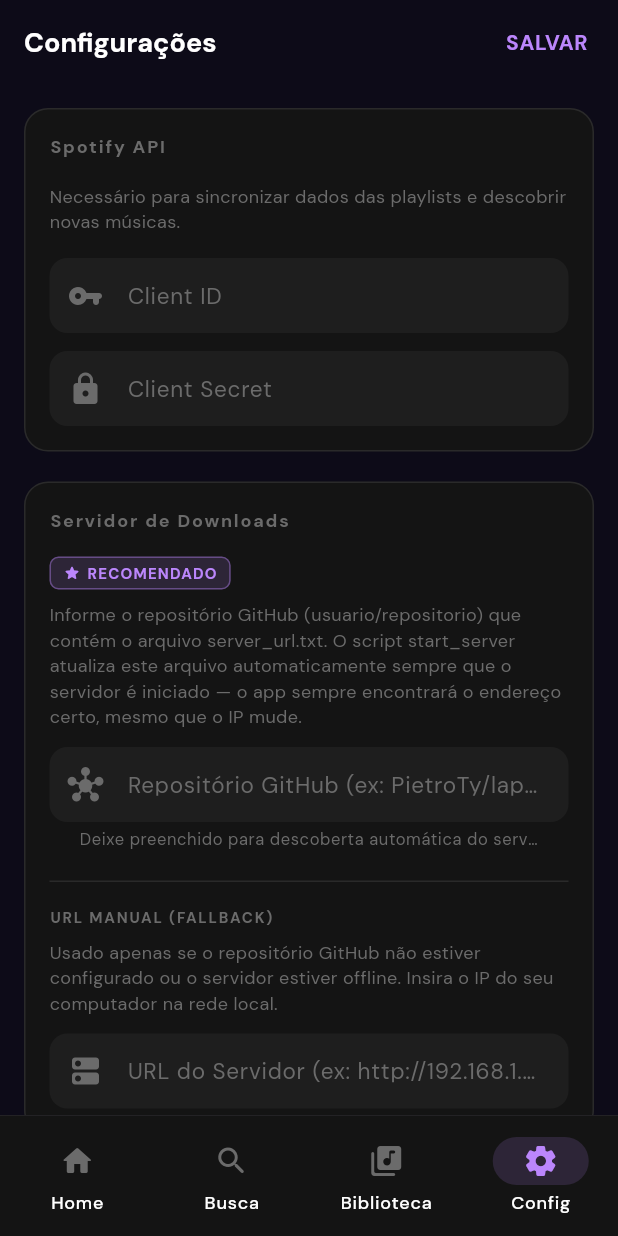
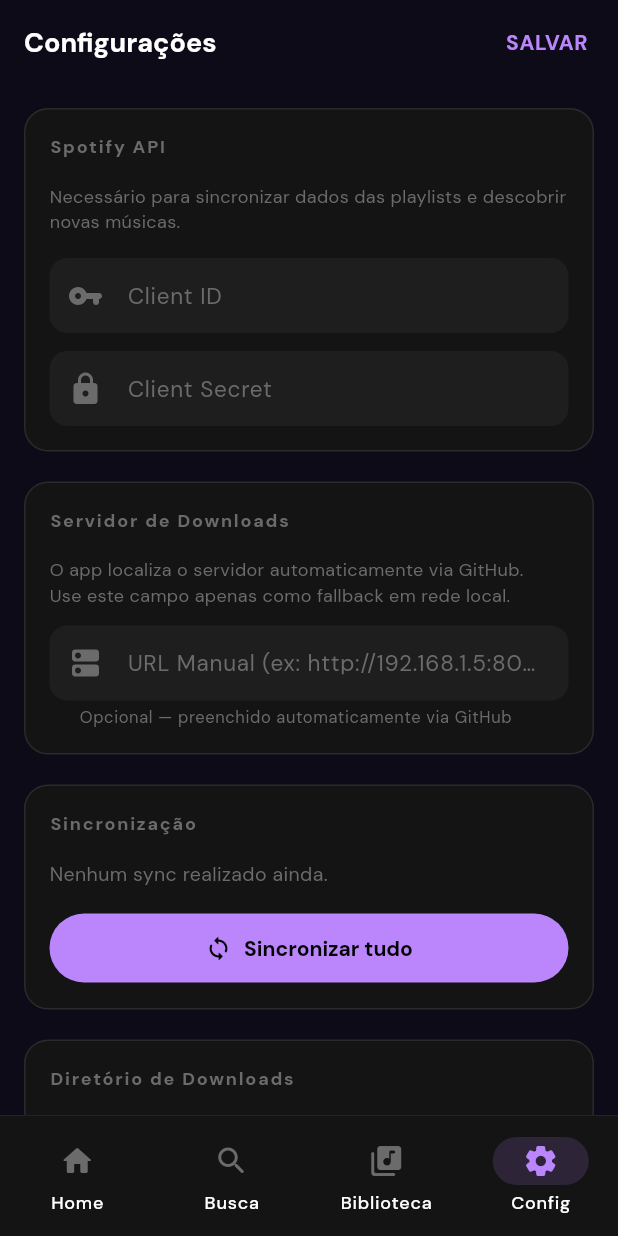
Before and after one commit to PietroTy/laplayer, a Flutter app: the SettingsScreen screen opened by its route, on a phone screen of 412 x 824 dp. Run offline on Flutter 3.47's test engine with Material 3 defaults, Android fonts, the phone set to English and light mode, and no system bars; our stand-ins replace audio_service, cached_network_image, dio, file_picker, flutter_riverpod, go_router and 6 more; accounts and stored records are empty.

Commit message:
refactor: hardcoda repositório GitHub PietroTy/laplayer
- server_downloader.dart: github_repo fixo no código, sem leitura de SharedPreferences
- settings_screen.dart: remove campo editável de repositório GitHub
  mantém apenas campo de URL manual como fallback

```diff
--- a/mobile/lib/data/services/server_downloader.dart
+++ b/mobile/lib/data/services/server_downloader.dart
@@ -19,12 +19,12 @@
   }) async {
     onProgress("Solicitando ao servidor...", 0.1);
 
+    const githubRepo = 'PietroTy/laplayer';
+
     try {
       final prefs = await SharedPreferences.getInstance();
 
       // ── 1. Método principal: GitHub auto-discovery ──────────────────────
-      final githubRepo = prefs.getString('github_repo')?.trim() ?? '';
-      if (githubRepo.isNotEmpty) {
       onProgress("Localizando servidor via GitHub...", 0.05);
       try {
         final tempDio = Dio(BaseOptions(connectTimeout: const Duration(seconds: 5)));
@@ -40,15 +40,14 @@
       } catch (e) {
         print("[ServerDownloader] GitHub indisponível, usando URL em cache: $e");
       }
-      }
 
       // ── 2. Método fallback: URL manual / cache ──────────────────────────
       var serverUrl = prefs.getString('server_url')?.trim() ?? '';
 
       if (serverUrl.isEmpty) {
         throw Exception(
-          'Nenhum servidor configurado.\n'
-          'Informe o repositório GitHub ou a URL manual nas Configurações.',
+          'Servidor temporariamente indisponível.\n'
+          'Verifique se o servidor está rodando e tente novamente.',
         );
       }
 
--- a/mobile/lib/screens/settings_screen.dart
+++ b/mobile/lib/screens/settings_screen.dart
@@ -25,7 +25,6 @@
   final _spotifySecretCtrl = TextEditingController();
   final _downloadDirCtrl = TextEditingController();
   final _serverUrlCtrl = TextEditingController();
-  final _githubRepoCtrl = TextEditingController();
 
   @override
   void initState() {
@@ -45,7 +44,6 @@
       _downloadDirCtrl.text = await AppConstants.getDefaultMusicDirectory();
     }
     _serverUrlCtrl.text = prefs.getString('server_url') ?? '';
-    _githubRepoCtrl.text = prefs.getString('github_repo') ?? '';
     setState(() {});
   }
 
@@ -242,7 +240,6 @@
     await prefs.setString('spotify_client_id', _spotifyIdCtrl.text.trim());
     await prefs.setString('spotify_client_secret', _spotifySecretCtrl.text.trim());
     await prefs.setString('server_url', _serverUrlCtrl.text.trim());
-    await prefs.setString('github_repo', _githubRepoCtrl.text.trim());
     if (mounted) {
       ScaffoldMessenger.of(context).showSnackBar(
         SnackBar(
@@ -316,68 +313,9 @@
             child: Column(
               crossAxisAlignment: CrossAxisAlignment.start,
               children: [
-                // ── Método Principal: GitHub Auto-Discovery ──────────────
-                Row(
-                  children: [
-                    Container(
-                      padding: const EdgeInsets.symmetric(horizontal: 8, vertical: 3),
-                      decoration: BoxDecoration(
-                        color: AppColors.accent.withOpacity(0.15),
-                        borderRadius: BorderRadius.circular(6),
-                        border: Border.all(color: AppColors.accent.withOpacity(0.4)),
-                      ),
-                      child: Row(
-                        mainAxisSize: MainAxisSize.min,
-                        children: [
-                          Icon(Icons.star_rounded, color: AppColors.accent, size: 12),
-                          const SizedBox(width: 4),
-                          Text(
-                            'RECOMENDADO',
-                            style: TextStyle(
-                              color: AppColors.accent,
-                              fontSize: 10,
-                              fontWeight: FontWeight.bold,
-                              letterSpacing: 0.8,
-                            ),
-                          ),
-                        ],
-                      ),
-                    ),
-                  ],
-                ),
-                const SizedBox(height: 8),
+                // ── URL Manual (fallback) ────────────────────────────────
                 const Text(
-                  'Informe o repositório GitHub (usuario/repositorio) que contém o arquivo server_url.txt. O script start_server atualiza este arquivo automaticamente sempre que o servidor é iniciado — o app sempre encontrará o endereço certo, mesmo que o IP mude.',
-                  style: TextStyle(color: AppColors.textMuted, fontSize: 12),
-                ),
-                const SizedBox(height: 12),
-                TextField(
-                  controller: _githubRepoCtrl,
-                  style: const TextStyle(color: AppColors.textPrimary),
-                  decoration: const InputDecoration(
-                    labelText: 'Repositório GitHub (ex: PietroTy/laplayer)',
-                    labelStyle: TextStyle(color: AppColors.textMuted),
-                    prefixIcon: Icon(Icons.hub_rounded, color: AppColors.textMuted),
-                    helperText: 'Deixe preenchido para descoberta automática do servidor',
-                    helperStyle: TextStyle(color: AppColors.textMuted, fontSize: 11),
-                  ),
-                ),
-                const SizedBox(height: 20),
-                const Divider(color: AppColors.border, height: 1),
-                const SizedBox(height: 16),
-                // ── Método Alternativo: URL Manual ───────────────────────
-                const Text(
-                  'URL MANUAL (FALLBACK)',
-                  style: TextStyle(
-                    color: AppColors.textMuted,
-                    fontSize: 10,
-                    fontWeight: FontWeight.w700,
-                    letterSpacing: 1.2,
-                  ),
-                ),
-                const SizedBox(height: 8),
-                const Text(
-                  'Usado apenas se o repositório GitHub não estiver configurado ou o servidor estiver offline. Insira o IP do seu computador na rede local.',
+                  'O app localiza o servidor automaticamente via GitHub.\nUse este campo apenas como fallback em rede local.',
                   style: TextStyle(color: AppColors.textMuted, fontSize: 12),
                 ),
                 const SizedBox(height: 12),
@@ -385,9 +323,11 @@
                   controller: _serverUrlCtrl,
                   style: const TextStyle(color: AppColors.textPrimary),
                   decoration: const InputDecoration(
-                    labelText: 'URL do Servidor (ex: http://192.168.1.5:8000)',
+                    labelText: 'URL Manual (ex: http://192.168.1.5:8000)',
                     labelStyle: TextStyle(color: AppColors.textMuted),
                     prefixIcon: Icon(Icons.dns_rounded, color: AppColors.textMuted),
+                    helperText: 'Opcional — preenchido automaticamente via GitHub',
+                    helperStyle: TextStyle(color: AppColors.textMuted, fontSize: 11),
                   ),
                 ),
               ],
@@ -636,7 +576,6 @@
     _spotifySecretCtrl.dispose();
     _downloadDirCtrl.dispose();
     _serverUrlCtrl.dispose();
-    _githubRepoCtrl.dispose();
     super.dispose();
   }
 }
```
Lines whose indentation alone changed are shown as unchanged.
